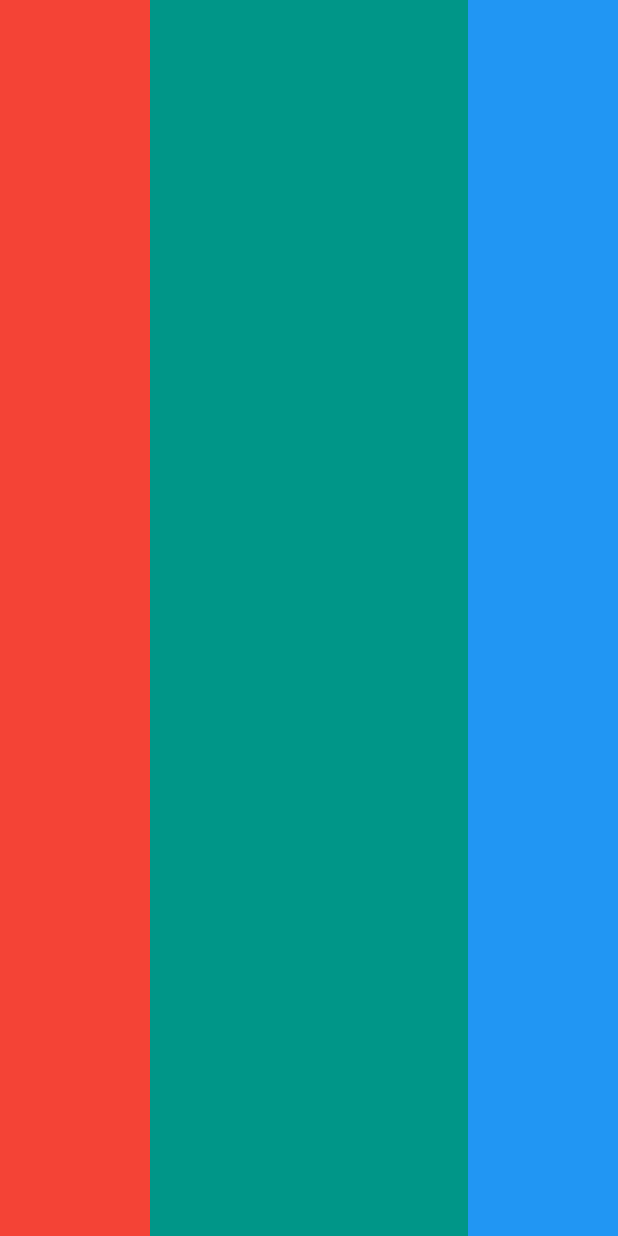
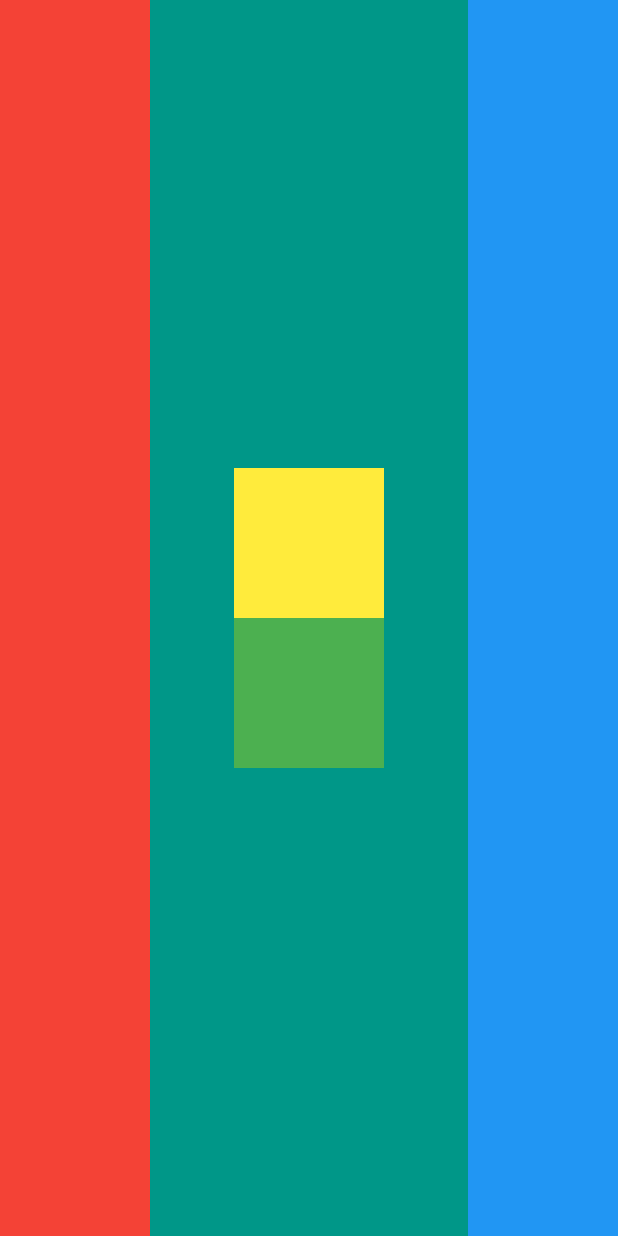
Before and after one commit to Oyekunle-Mark/mi_card, a Flutter app: the screen it shows after launch, on a phone screen of 412 x 824 dp. Run offline on Flutter 3.47's test engine with Material 2 defaults, Android fonts, the phone set to English and light mode, and no system bars.

Commit message:
Completed the layout assignment

```diff
--- a/lib/main.dart
+++ b/lib/main.dart
@@ -25,10 +25,12 @@ class MyApp extends StatelessWidget {
               Container(
                 width: 100.0,
                 height: 100.0,
+                color: Colors.yellow,
               ),
               Container(
                 width: 100.0,
                 height: 100.0,
+                color: Colors.green,
               ),
             ],
           ),
```
